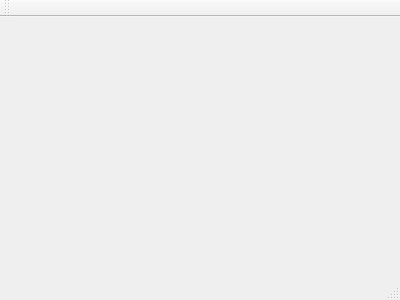
Qt form mainwindow.ui (Noname890926/Qt-Tomato-Timer) before a commit.
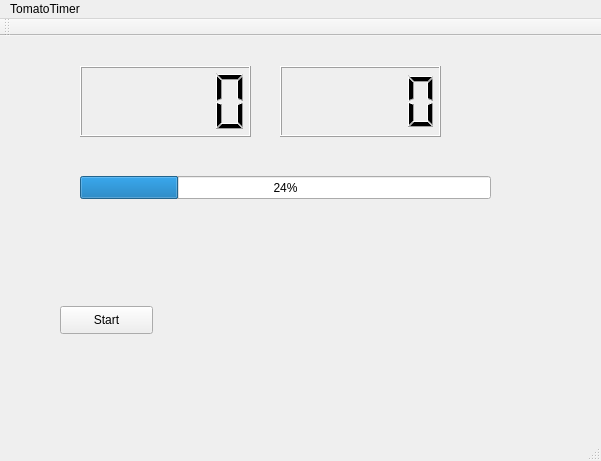
The same form after that commit.

```diff
--- a/mainwindow.ui
+++ b/mainwindow.ui
@@ -1,24 +1,92 @@
 <ui version="4.0">
  <class>MainWindow</class>
- <widget class="QMainWindow" name="MainWindow" >
-  <property name="geometry" >
+ <widget class="QMainWindow" name="MainWindow">
+  <property name="geometry">
    <rect>
     <x>0</x>
     <y>0</y>
-    <width>400</width>
-    <height>300</height>
+    <width>601</width>
+    <height>461</height>
    </rect>
   </property>
   <property name="windowTitle" >
    <string>MainWindow</string>
   </property>
-  <widget class="QMenuBar" name="menuBar" />
-  <widget class="QToolBar" name="mainToolBar" />
-  <widget class="QWidget" name="centralWidget" />
-  <widget class="QStatusBar" name="statusBar" />
+  <widget class="QWidget" name="centralWidget">
+   <widget class="QPushButton" name="pushButton">
+    <property name="geometry">
+     <rect>
+      <x>60</x>
+      <y>270</y>
+      <width>93</width>
+      <height>28</height>
+     </rect>
+    </property>
+    <property name="text">
+     <string>Start</string>
+    </property>
+   </widget>
+   <widget class="QLCDNumber" name="WorkingTimer">
+    <property name="geometry">
+     <rect>
+      <x>80</x>
+      <y>30</y>
+      <width>171</width>
+      <height>71</height>
+     </rect>
+    </property>
+   </widget>
+   <widget class="QLCDNumber" name="RelaxTimer">
+    <property name="geometry">
+     <rect>
+      <x>280</x>
+      <y>30</y>
+      <width>161</width>
+      <height>71</height>
+     </rect>
+    </property>
+   </widget>
+   <widget class="QProgressBar" name="progressBar">
+    <property name="geometry">
+     <rect>
+      <x>80</x>
+      <y>140</y>
+      <width>411</width>
+      <height>23</height>
+     </rect>
+    </property>
+    <property name="value">
+     <number>24</number>
+    </property>
+   </widget>
+  </widget>
+  <widget class="QMenuBar" name="menuBar">
+   <property name="geometry">
+    <rect>
+     <x>0</x>
+     <y>0</y>
+     <width>601</width>
+     <height>26</height>
+    </rect>
+   </property>
+   <widget class="QMenu" name="menuTomatoTimer">
+    <property name="title">
+     <string>TomatoTimer</string>
+    </property>
+   </widget>
+   <addaction name="menuTomatoTimer"/>
+  </widget>
+  <widget class="QToolBar" name="mainToolBar">
+   <attribute name="toolBarArea">
+    <enum>TopToolBarArea</enum>
+   </attribute>
+   <attribute name="toolBarBreak">
+    <bool>false</bool>
+   </attribute>
+  </widget>
+  <widget class="QStatusBar" name="statusBar"/>
  </widget>
- <layoutDefault spacing="6" margin="11" />
- <pixmapfunction></pixmapfunction>
+ <layoutdefault spacing="6" margin="11"/>
  <resources/>
  <connections/>
 </ui>
```
Left out of the diff: 3 changed lines with no effect on the pictures.
